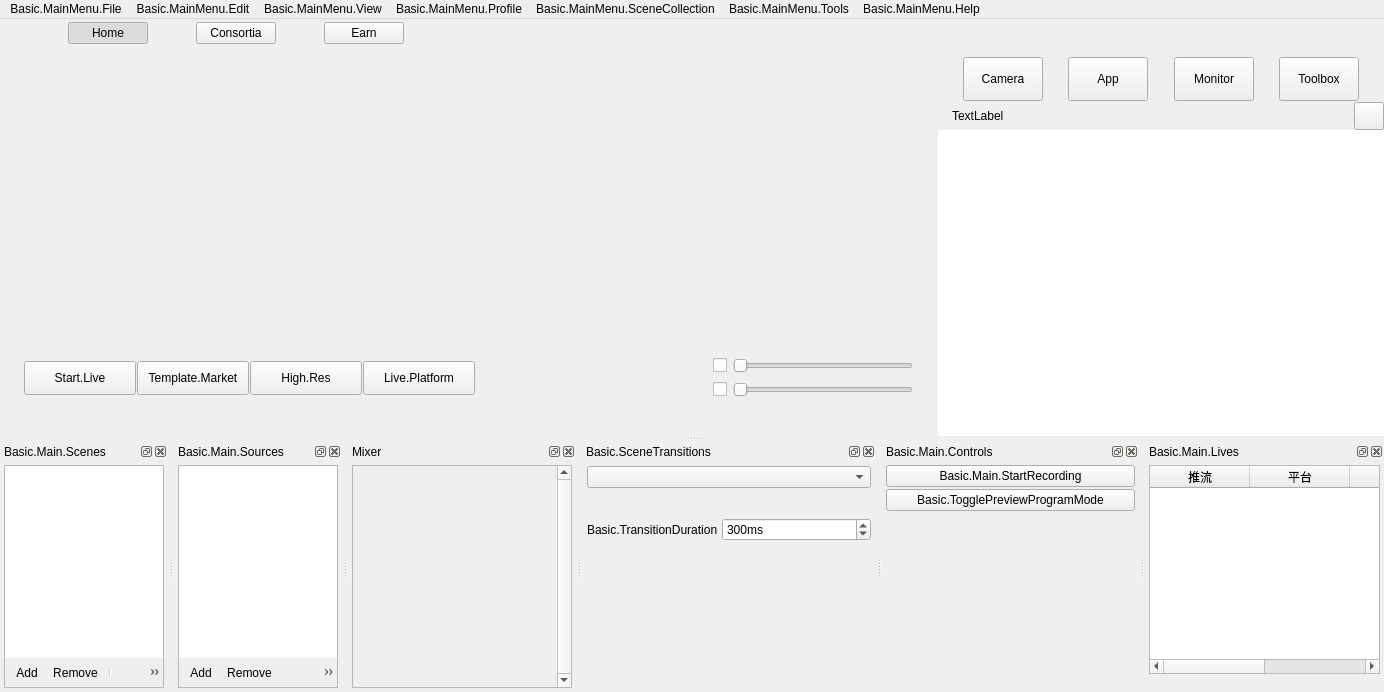
gechangli/obs-studio, file UI/forms/OBSBasic.ui: the form before one commit.
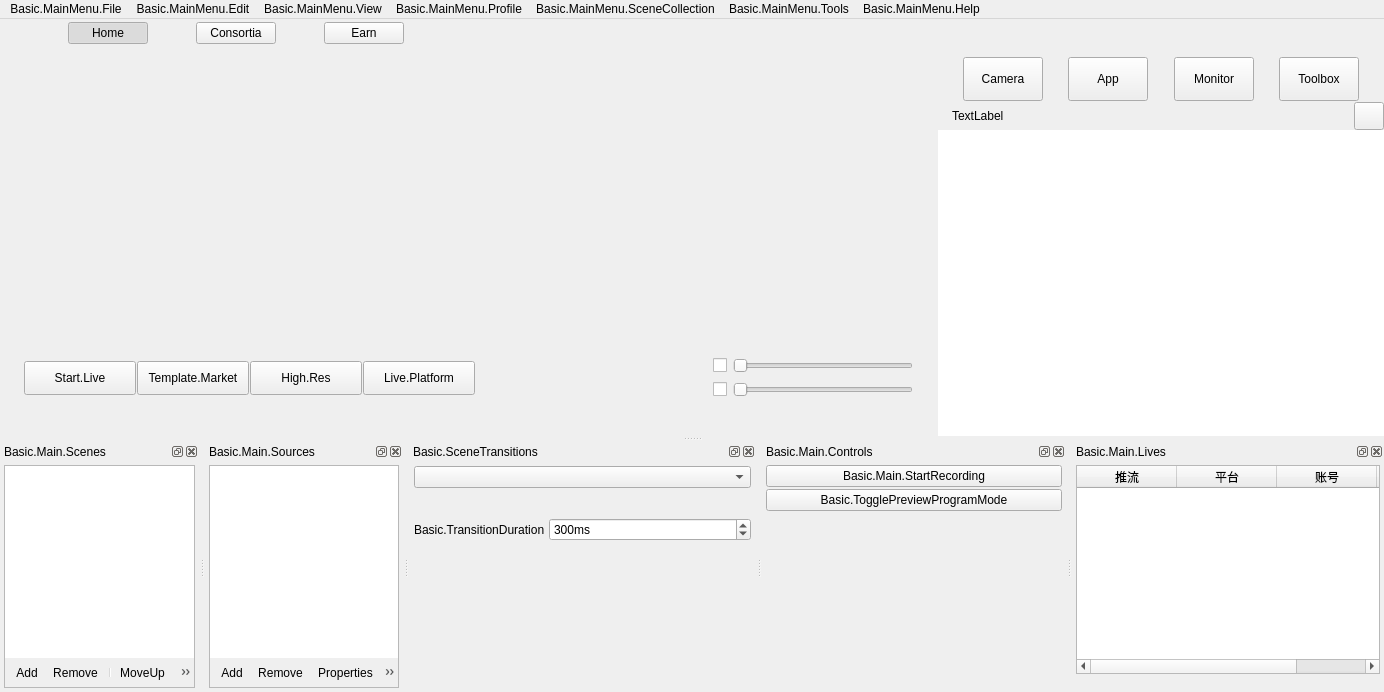
The form after the commit. Icons and pictures are not drawn. Custom widgets are drawn as their Qt base class.

```diff
--- a/UI/forms/OBSBasic.ui
+++ b/UI/forms/OBSBasic.ui
@@ -1698,91 +1698,6 @@
     </layout>
    </widget>
   </widget>
-  <widget class="QDockWidget" name="mixerDock">
-   <property name="features">
-    <set>QDockWidget::AllDockWidgetFeatures</set>
-   </property>
-   <property name="windowTitle">
-    <string>Mixer</string>
-   </property>
-   <attribute name="dockWidgetArea">
-    <number>8</number>
-   </attribute>
-   <widget class="QWidget" name="dockWidgetContents_7">
-    <layout class="QVBoxLayout" name="verticalLayout_4">
-     <property name="leftMargin">
-      <number>4</number>
-     </property>
-     <property name="topMargin">
-      <number>4</number>
-     </property>
-     <property name="rightMargin">
-      <number>4</number>
-     </property>
-     <property name="bottomMargin">
-      <number>4</number>
-     </property>
-     <item>
-      <widget class="VScrollArea" name="scrollArea">
-       <property name="minimumSize">
-        <size>
-         <width>220</width>
-         <height>0</height>
-        </size>
-       </property>
-       <property name="frameShape">
-        <enum>QFrame::StyledPanel</enum>
-       </property>
-       <property name="frameShadow">
-        <enum>QFrame::Sunken</enum>
-       </property>
-       <property name="verticalScrollBarPolicy">
-        <enum>Qt::ScrollBarAlwaysOn</enum>
-       </property>
-       <property name="horizontalScrollBarPolicy">
-        <enum>Qt::ScrollBarAlwaysOff</enum>
-       </property>
-       <property name="widgetResizable">
-        <bool>true</bool>
-       </property>
-       <widget class="QWidget" name="volumeWidgets">
-        <property name="geometry">
-         <rect>
-          <x>0</x>
-          <y>0</y>
-          <width>203</width>
-          <height>16</height>
-         </rect>
-        </property>
-        <property name="sizePolicy">
-         <sizepolicy hsizetype="Preferred" vsizetype="Maximum">
-          <horstretch>0</horstretch>
-          <verstretch>0</verstretch>
-         </sizepolicy>
-        </property>
-        <layout class="QVBoxLayout" name="verticalLayout_18">
-         <property name="spacing">
-          <number>0</number>
-         </property>
-         <property name="leftMargin">
-          <number>0</number>
-         </property>
-         <property name="topMargin">
-          <number>0</number>
-         </property>
-         <property name="rightMargin">
-          <number>0</number>
-         </property>
-         <property name="bottomMargin">
-          <number>0</number>
-         </property>
-        </layout>
-       </widget>
-      </widget>
-     </item>
-    </layout>
-   </widget>
-  </widget>
   <widget class="QDockWidget" name="transitionsDock">
    <property name="sizePolicy">
     <sizepolicy hsizetype="Preferred" vsizetype="Preferred">
@@ -2758,12 +2673,6 @@
    <header>window-basic-preview.hpp</header>
    <container>1</container>
   </customwidget>
-  <customwidget>
-   <class>VScrollArea</class>
-   <extends>QScrollArea</extends>
-   <header>vertical-scroll-area.hpp</header>
-   <container>1</container>
-  </customwidget>
   <customwidget>
    <class>SourceListWidget</class>
    <extends>QListWidget</extends>
```
Left out of the diff: 1 changed line with no effect on the pictures.
